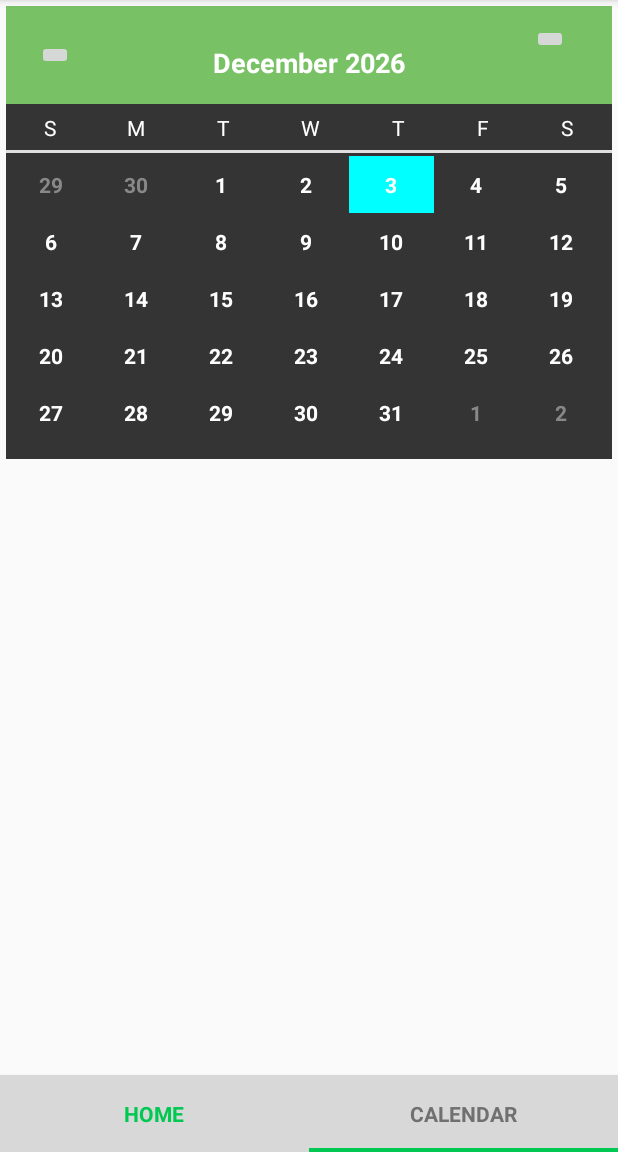
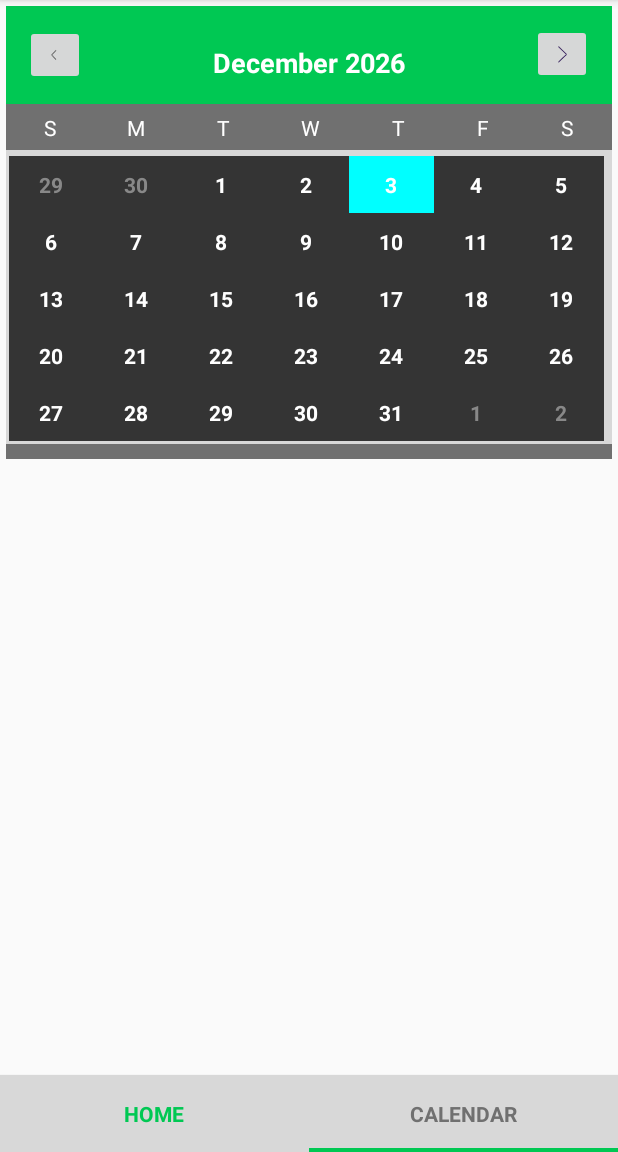
Before and after one commit to ver-techs/qiff-android, an Android app: the screen it shows after launch (MainActivity), after a tap on "CALENDAR", on a phone screen of 412 x 824 dp, the part 84-1236 px from its top. Run offline under Robolectric (Android 15) with nearby library versions, the phone set to English and light mode, and no system bars; libraries missing offline, so code that uses them is left out: com.parse; 5 statements that could not run were skipped.

Commit message:
Clean code of calendar_item.xml, fragment_calendar.xml, CalendarAdapter.java

```diff
--- a/app/src/main/java/com/ver_techs/qiff_android/CalendarAdapter.java
+++ b/app/src/main/java/com/ver_techs/qiff_android/CalendarAdapter.java
@@ -19,21 +19,21 @@ import android.widget.TextView;
 import android.widget.Toast;
 
 public class CalendarAdapter extends BaseAdapter {
+
     private Context context;
-
     private java.util.Calendar month;
     public GregorianCalendar pmonth;
+
     /**
      * calendar instance for previous month for getting complete view
      */
+
     public GregorianCalendar pmonthmaxset;
     private GregorianCalendar selectedDate;
     int firstDay;
     int maxWeeknumber;
     int maxP;
     int calMaxP;
-    int lastWeekDay;
-    int leftDays;
     int mnthlength;
     String itemvalue, curentDateString;
     DateFormat df;
@@ -44,6 +44,7 @@ public class CalendarAdapter extends BaseAdapter {
     public ArrayList<CalendarCollection>  date_collection_arr;
 
     public CalendarAdapter(Context context, GregorianCalendar monthCalendar,ArrayList<CalendarCollection> date_collection_arr) {
+
         this.date_collection_arr=date_collection_arr;
         CalendarAdapter.day_string = new ArrayList<String>();
         Locale.setDefault(Locale.US);
@@ -60,12 +61,14 @@ public class CalendarAdapter extends BaseAdapter {
     }
 
     public void setItems(ArrayList<String> items) {
+
         for (int i = 0; i != items.size(); i++) {
             if (items.get(i).length() == 1) {
                 items.set(i, "0" + items.get(i));
             }
         }
         this.items = items;
+
     }
 
     public int getCount() {
@@ -82,65 +85,64 @@ public class CalendarAdapter extends BaseAdapter {
 
     // create a new view for each item referenced by the Adapter
     public View getView(int position, View convertView, ViewGroup parent) {
+
         View v = convertView;
         TextView dayView;
-        if (convertView == null) { // if it's not recycled, initialize some
-            // attributes
+        if (convertView == null) {
+
+        // if it's not recycled, initialize some attributes
             LayoutInflater vi = (LayoutInflater) context
                     .getSystemService(Context.LAYOUT_INFLATER_SERVICE);
-            v = vi.inflate(R.layout.cal_item, null);
+            v = vi.inflate(R.layout.calendar_item, null);
 
         }
 
 
         dayView = (TextView) v.findViewById(R.id.date);
         String[] separatedTime = day_string.get(position).split("-");
+        String gridvalue = separatedTime[2].replaceFirst("^0*", "");
 
+        if ((Integer.parseInt(gridvalue) > 1) && (position < firstDay)) {
 
-        String gridvalue = separatedTime[2].replaceFirst("^0*", "");
-        if ((Integer.parseInt(gridvalue) > 1) && (position < firstDay)) {
             dayView.setTextColor(Color.GRAY);
             dayView.setClickable(false);
             dayView.setFocusable(false);
-        } else if ((Integer.parseInt(gridvalue) < 7) && (position > 28)) {
+
+        }
+        else if ((Integer.parseInt(gridvalue) < 7) && (position > 28)) {
+
             dayView.setTextColor(Color.GRAY);
             dayView.setClickable(false);
             dayView.setFocusable(false);
+
         } else {
             // setting curent month's days in blue color.
             dayView.setTextColor(Color.WHITE);
+
         }
-
 
         if (day_string.get(position).equals(curentDateString)) {
 
             v.setBackgroundColor(Color.CYAN);
+
         } else {
+
             v.setBackgroundColor(Color.parseColor("#343434"));
+
         }
-
 
         dayView.setText(gridvalue);
 
         // create date string for comparison
         String date = day_string.get(position);
-
         if (date.length() == 1) {
             date = "0" + date;
         }
+
         String monthStr = "" + (month.get(GregorianCalendar.MONTH) + 1);
         if (monthStr.length() == 1) {
             monthStr = "0" + monthStr;
         }
-
-        // show icon if date is not empty and it exists in the items array
-        /*ImageView iw = (ImageView) v.findViewById(R.id.date_icon);
-        if (date.length() > 0 && items != null && items.contains(date)) {
-            iw.setVisibility(View.VISIBLE);
-        } else {
-            iw.setVisibility(View.GONE);
-        }
-        */
 
         setEventView(v, position,dayView);
 
@@ -148,6 +150,7 @@ public class CalendarAdapter extends BaseAdapter {
     }
 
     public View setSelected(View view,int pos) {
+
         if (previousView != null) {
             previousView.setBackgroundColor(Color.parseColor("#343434"));
         }
@@ -166,11 +169,11 @@ public class CalendarAdapter extends BaseAdapter {
 
         }
 
-
         return view;
     }
 
     public void refreshDays() {
+
         // clear items
         items.clear();
         day_string.clear();
@@ -204,9 +207,11 @@ public class CalendarAdapter extends BaseAdapter {
             day_string.add(itemvalue);
 
         }
+
     }
 
     private int getMaxP() {
+
         int maxP;
         if (month.get(GregorianCalendar.MONTH) == month
                 .getActualMinimum(GregorianCalendar.MONTH)) {
@@ -219,51 +224,51 @@ public class CalendarAdapter extends BaseAdapter {
         maxP = pmonth.getActualMaximum(GregorianCalendar.DAY_OF_MONTH);
 
         return maxP;
+
     }
-
-
-
 
     public void setEventView(View v,int pos,TextView txt){
 
         CalendarCollection.date_collection_arr=new ArrayList<CalendarCollection>();
-        CalendarCollection.date_collection_arr.add(new CalendarCollection("2015-04-01","John Birthday"));
-        CalendarCollection.date_collection_arr.add(new CalendarCollection("2015-04-04","Client Meeting at 5 p.m."));
-        CalendarCollection.date_collection_arr.add(new CalendarCollection("2015-04-06","A Small Party at my office"));
-        CalendarCollection.date_collection_arr.add(new CalendarCollection("2015-05-02","Marriage Anniversary"));
-        CalendarCollection.date_collection_arr.add(new CalendarCollection("2015-04-11","Live Event and Concert of sonu"));
+        CalendarCollection.date_collection_arr.add(new CalendarCollection("2015-08-01","John Birthday"));
+        CalendarCollection.date_collection_arr.add(new CalendarCollection("2015-08-04","Client Meeting at 5 p.m."));
+        CalendarCollection.date_collection_arr.add(new CalendarCollection("2015-08-06","A Small Party at my office"));
+        CalendarCollection.date_collection_arr.add(new CalendarCollection("2015-08-02","Marriage Anniversary"));
+        CalendarCollection.date_collection_arr.add(new CalendarCollection("2015-09-11","Live Event and Concert of sonu"));
+
         int len=CalendarCollection.date_collection_arr.size();
+
         for (int i = 0; i < len; i++) {
+
             CalendarCollection cal_obj=CalendarCollection.date_collection_arr.get(i);
             String date=cal_obj.date;
             int len1=day_string.size();
             if (len1>pos) {
 
                 if (day_string.get(pos).equals(date)) {
+
                     v.setBackgroundColor(Color.parseColor("#343434"));
-                    //v.setBackgroundResource(R.drawable.rounded_calender_item);
+                    v.setBackgroundResource(R.drawable.event_background);
 
                     txt.setTextColor(Color.WHITE);
+
                 }
+
             }}
 
-
-
     }
-
 
     public void getPositionList(String date,final Activity act){
 
         int len=CalendarCollection.date_collection_arr.size();
         for (int i = 0; i < len; i++) {
+
             CalendarCollection cal_collection=CalendarCollection.date_collection_arr.get(i);
             String event_date=cal_collection.date;
-
             String event_message=cal_collection.event_message;
 
             if (date.equals(event_date)) {
 
-                Toast.makeText(context, "You have event on this date: "+event_date, Toast.LENGTH_LONG).show();
                 new AlertDialog.Builder(context)
                         .setIcon(android.R.drawable.ic_dialog_alert)
                         .setTitle("Date: "+event_date)
@@ -277,7 +282,10 @@ public class CalendarAdapter extends BaseAdapter {
                 break;
             }else{
 
-            }}
+            }
+
+        }
+
     }
 
 }
--- a/app/src/main/res/layout/fragment_calendar.xml
+++ b/app/src/main/res/layout/fragment_calendar.xml
@@ -3,21 +3,20 @@
     android:id="@+id/LinearLayout1"
     android:layout_width="match_parent"
     android:layout_height="match_parent"
-    android:orientation="vertical"
-    tools:context="com.androidfromhome.calendar.CalenderActivity" >
+    android:orientation="vertical">
 
     <LinearLayout
         android:layout_width="match_parent"
         android:layout_height="wrap_content"
         android:layout_margin="4dp"
-        android:background="#343434"
+        android:background="@color/color_primary"
         android:orientation="vertical" >
 
         <LinearLayout
             android:id="@+id/header"
             android:layout_width="fill_parent"
             android:layout_height="wrap_content"
-            android:background="#78C165"
+            android:background="@color/color_main"
             android:gravity="center"
             android:orientation="horizontal"
             android:padding="10dp" >
@@ -28,8 +27,9 @@
 
                 <ImageButton
                     android:id="@+id/ib_prev"
-                    android:layout_width="wrap_content"
-                    android:layout_height="wrap_content"
+                    android:src="@drawable/left_arrow"
+                    android:layout_width="40dp"
+                    android:layout_height="40dp"
                     android:layout_gravity="center"
                     android:layout_margin="2dp" />
 
@@ -47,8 +47,8 @@
                     android:layout_gravity="center"
                     android:layout_marginTop="5dip"
                     android:gravity="center"
-                    android:text="January"
-                    android:textColor="#ffffff"
+                    android:text="JANUARY"
+                    android:textColor="@color/color_accent"
                     android:textSize="18dip"
                     android:textStyle="bold" />
 
@@ -60,8 +60,9 @@
 
                 <ImageButton
                     android:id="@+id/Ib_next"
-                    android:layout_width="wrap_content"
-                    android:layout_height="wrap_content"
+                    android:src="@drawable/right_arrow"
+                    android:layout_width="40dp"
+                    android:layout_height="40dp"
                     android:layout_margin="2dp" />
 
             </FrameLayout>
@@ -83,7 +84,7 @@
                 android:layout_weight="1"
                 android:gravity="center"
                 android:text="S"
-                android:textColor="#ffffff" />
+                android:textColor="@color/color_accent" />
 
             <TextView
                 android:id="@+id/TextView05"
@@ -92,7 +93,7 @@
                 android:layout_weight="1"
                 android:gravity="center"
                 android:text="M"
-                android:textColor="#ffffff" />
+                android:textColor="@color/color_accent" />
 
             <TextView
                 android:id="@+id/TextView04"
@@ -101,7 +102,7 @@
                 android:layout_weight="1"
                 android:gravity="center"
                 android:text="T"
-                android:textColor="#ffffff" />
+                android:textColor="@color/color_accent" />
 
             <TextView
                 android:id="@+id/TextView03"
@@ -110,7 +111,7 @@
                 android:layout_weight="1"
                 android:gravity="center"
                 android:text="W"
-                android:textColor="#ffffff" />
+                android:textColor="@color/color_accent" />
 
             <TextView
                 android:id="@+id/TextView02"
@@ -119,7 +120,7 @@
                 android:layout_weight="1"
                 android:gravity="center"
                 android:text="T"
-                android:textColor="#ffffff" />
+                android:textColor="@color/color_accent" />
 
             <TextView
                 android:id="@+id/TextView01"
@@ -128,7 +129,7 @@
                 android:layout_weight="1"
                 android:gravity="center"
                 android:text="F"
-                android:textColor="#ffffff" />
+                android:textColor="@color/color_accent" />
 
             <TextView
                 android:id="@+id/textView1"
@@ -137,7 +138,7 @@
                 android:layout_weight="1"
                 android:gravity="center"
                 android:text="S"
-                android:textColor="#ffffff" />
+                android:textColor="@color/color_accent" />
 
         </TableRow>
 
@@ -145,15 +146,15 @@
             android:id="@+id/textView2"
             android:layout_width="match_parent"
             android:layout_height="2dp"
-            android:background="#dfdfdf"
+            android:background="@color/color_secondary"
             android:padding="2dp" />
 
         <GridView
             android:id="@+id/gv_calendar"
             android:layout_width="fill_parent"
             android:layout_height="wrap_content"
-            android:background="#00000000"
-            android:cacheColorHint="#80000000"
+            android:background="@color/color_secondary"
+            android:cacheColorHint="@color/color_primary"
             android:gravity="center"
             android:listSelector="@android:color/transparent"
             android:numColumns="7"
@@ -166,7 +167,7 @@
         <LinearLayout
             android:layout_width="match_parent"
             android:layout_height="10dp"
-            android:background="#343434"
+            android:background="@color/color_primary"
             android:orientation="vertical" >
 
         </LinearLayout>
```
Also changed, not shown: app/src/main/res/drawable-xxhdpi/event_background.png (added), app/src/main/res/drawable-xxhdpi/left_arrow.png (added), app/src/main/res/drawable-xxhdpi/right_arrow.png (added), app/src/main/res/layout/calendar_item.xml (renamed from app/src/main/res/layout/cal_item.xml).
